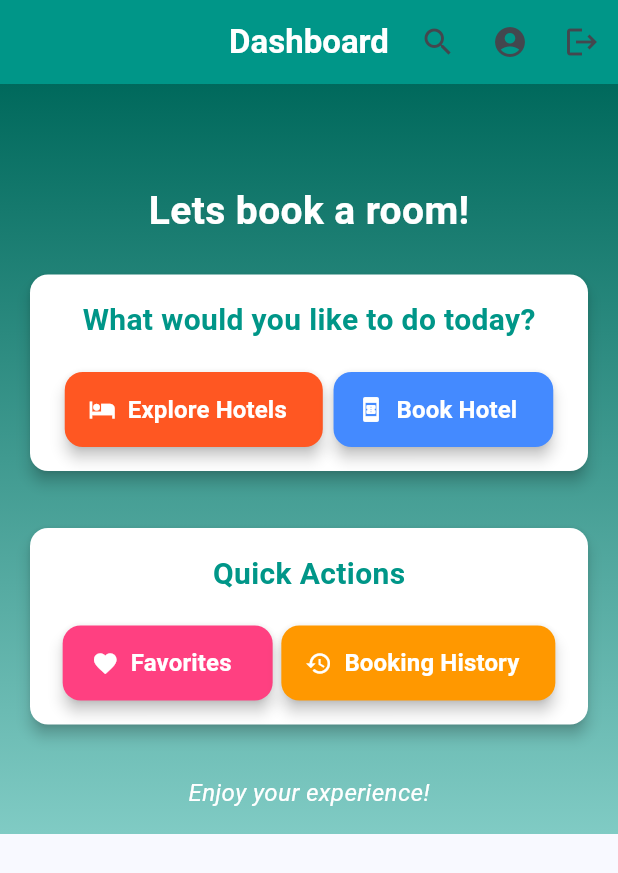
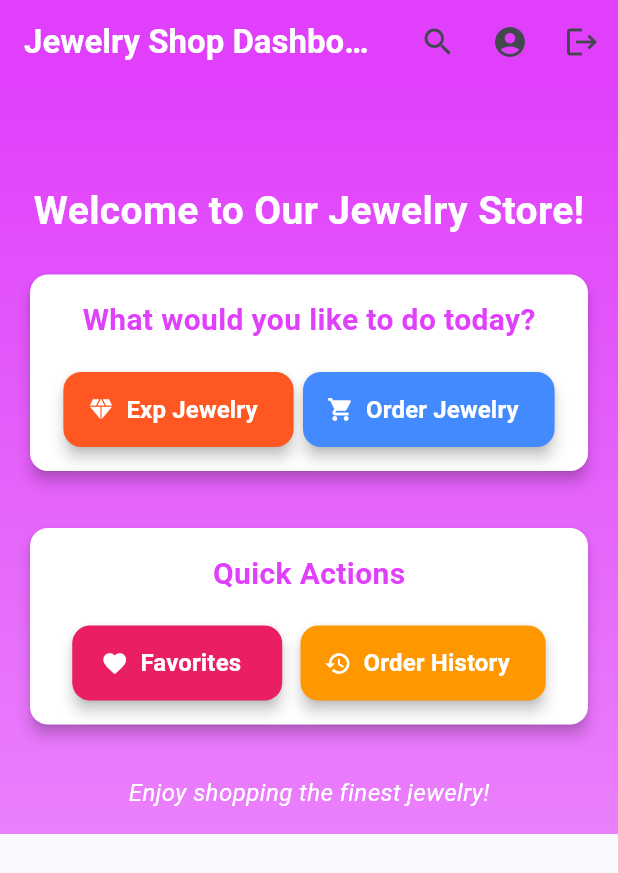
Before and after one commit to aashishkar/sprint1, a Flutter app: the DashboardPage screen opened directly, on a phone screen of 412 x 824 dp. Shown: the top 873 px of the screen. Run offline on Flutter 3.47's test engine with Material 3 defaults, Android fonts, the phone set to English and light mode, and no system bars; our stand-ins replace smooth_page_indicator.

Commit message:
edited dashboard

```diff
--- a/lib/view/dashboard_view.dart
+++ b/lib/view/dashboard_view.dart
@@ -8,14 +8,14 @@ class DashboardPage extends StatelessWidget {
     return Scaffold(
       appBar: AppBar(
         title: const Text(
-          'Dashboard',
+          'Jewelry Shop Dashboard',
           style: TextStyle(
             fontWeight: FontWeight.bold,
             fontSize: 22,
             color: Colors.white,
           ),
         ),
-        backgroundColor: Colors.teal,
+        backgroundColor: Colors.purpleAccent,
         centerTitle: true,
         elevation: 0,
         actions: [
@@ -23,7 +23,7 @@ class DashboardPage extends StatelessWidget {
             icon: const Icon(Icons.search),
             onPressed: () {
               ScaffoldMessenger.of(context).showSnackBar(
-                const SnackBar(content: Text('coming soon...')),
+                const SnackBar(content: Text('Search for jewelry...')),
               );
             },
           ),
@@ -31,7 +31,8 @@ class DashboardPage extends StatelessWidget {
             icon: const Icon(Icons.account_circle),
             onPressed: () {
               ScaffoldMessenger.of(context).showSnackBar(
-                const SnackBar(content: Text('coming soon...')),
+                const SnackBar(
+                    content: Text('Account settings coming soon...')),
               );
             },
           ),
@@ -46,7 +47,10 @@ class DashboardPage extends StatelessWidget {
       body: Container(
         decoration: BoxDecoration(
           gradient: LinearGradient(
-            colors: [Colors.teal.shade800, Colors.teal.shade200],
+            colors: [
+              Colors.purpleAccent.shade200,
+              Colors.purpleAccent.shade100
+            ],
             begin: Alignment.topCenter,
             end: Alignment.bottomCenter,
           ),
@@ -58,7 +62,7 @@ class DashboardPage extends StatelessWidget {
             children: [
               const SizedBox(height: 50),
               const Text(
-                'Lets book a room!',
+                'Welcome to Our Jewelry Store!',
                 style: TextStyle(
                   fontSize: 26,
                   fontWeight: FontWeight.bold,
@@ -81,7 +85,7 @@ class DashboardPage extends StatelessWidget {
                         style: TextStyle(
                           fontSize: 20,
                           fontWeight: FontWeight.w600,
-                          color: Colors.teal,
+                          color: Colors.purpleAccent,
                         ),
                       ),
                       const SizedBox(height: 20),
@@ -89,24 +93,24 @@ class DashboardPage extends StatelessWidget {
                         mainAxisAlignment: MainAxisAlignment.spaceEvenly,
                         children: [
                           _dashboardButton(
-                            icon: Icons.hotel,
-                            label: 'Explore Hotels',
+                            icon: Icons.diamond,
+                            label: 'Exp Jewelry',
                             color: Colors.deepOrange,
                             onPressed: () {
                               ScaffoldMessenger.of(context).showSnackBar(
                                 const SnackBar(
-                                    content: Text('Exploring hotels...')),
+                                    content: Text('Exploring jewelry...')),
                               );
                             },
                           ),
                           _dashboardButton(
-                            icon: Icons.book_online,
-                            label: 'Book Hotel',
+                            icon: Icons.shopping_cart,
+                            label: 'Order Jewelry',
                             color: Colors.blueAccent,
                             onPressed: () {
                               ScaffoldMessenger.of(context).showSnackBar(
                                 const SnackBar(
-                                    content: Text('Proceeding to book...')),
+                                    content: Text('Proceeding to order...')),
                               );
                             },
                           ),
@@ -132,7 +136,7 @@ class DashboardPage extends StatelessWidget {
                         style: TextStyle(
                           fontSize: 20,
                           fontWeight: FontWeight.w600,
-                          color: Colors.teal,
+                          color: Colors.purpleAccent,
                         ),
                       ),
                       const SizedBox(height: 20),
@@ -142,7 +146,7 @@ class DashboardPage extends StatelessWidget {
                           _dashboardButton(
                             icon: Icons.favorite,
                             label: 'Favorites',
-                            color: Colors.pinkAccent,
+                            color: Colors.pink,
                             onPressed: () {
                               ScaffoldMessenger.of(context).showSnackBar(
                                 const SnackBar(
@@ -152,12 +156,12 @@ class DashboardPage extends StatelessWidget {
                           ),
                           _dashboardButton(
                             icon: Icons.history,
-                            label: 'Booking History',
+                            label: 'Order History',
                             color: Colors.orange,
                             onPressed: () {
                               ScaffoldMessenger.of(context).showSnackBar(
                                 const SnackBar(
-                                    content: Text('Viewing history...')),
+                                    content: Text('Viewing order history...')),
                               );
                             },
                           ),
@@ -169,7 +173,7 @@ class DashboardPage extends StatelessWidget {
               ),
               const SizedBox(height: 30),
               const Text(
-                'Enjoy your experience!',
+                'Enjoy shopping the finest jewelry!',
                 style: TextStyle(
                   fontSize: 16,
                   fontStyle: FontStyle.italic,
```
